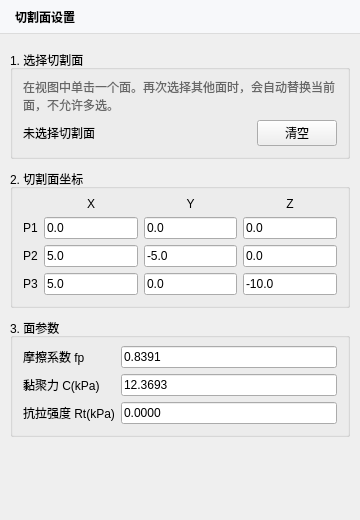
Old version of the form plugins/Base_Slover/CaveBlockPlanePage.ui in the repository asd977/base_cae.
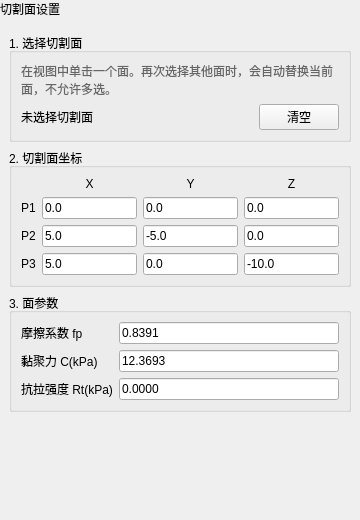
New version of the form.

Patch:
```diff
--- a/plugins/Base_Slover/CaveBlockPlanePage.ui
+++ b/plugins/Base_Slover/CaveBlockPlanePage.ui
@@ -17,9 +17,7 @@
    <property name="bottomMargin"><number>0</number></property>
    <item>
     <widget class="QLabel" name="pageHeaderLabel">
-     <property name="minimumSize"><size><width>0</width><height>34</height></size></property>
      <property name="text"><string>切割面设置</string></property>
-     <property name="styleSheet"><string notr="true">QLabel { padding-left: 12px; font-weight: 600; border-bottom: 1px solid #dcdcdc; background: #f7f8fa; }</string></property>
     </widget>
    </item>
    <item>
@@ -36,19 +34,10 @@
        </rect>
       </property>
       <layout class="QVBoxLayout" name="contentLayout">
-       <property name="leftMargin"><number>10</number></property>
-       <property name="topMargin"><number>10</number></property>
-       <property name="rightMargin"><number>10</number></property>
-       <property name="bottomMargin"><number>10</number></property>
-       <property name="spacing"><number>10</number></property>
        <item>
         <widget class="QGroupBox" name="pickGroupBox">
          <property name="title"><string>1. 选择切割面</string></property>
          <layout class="QVBoxLayout" name="pickLayout">
-          <property name="leftMargin"><number>10</number></property>
-          <property name="topMargin"><number>8</number></property>
-          <property name="rightMargin"><number>10</number></property>
-          <property name="bottomMargin"><number>10</number></property>
           <item>
            <widget class="QLabel" name="pickHintLabel">
             <property name="text"><string>在视图中单击一个面。再次选择其他面时，会自动替换当前面，不允许多选。</string></property>
@@ -72,57 +61,47 @@
             <item>
              <widget class="QPushButton" name="clearFaceBtn">
               <property name="text"><string>清空</string></property>
-             </widget>
+             <property name="minimumSize"><size><width>10</width><height>0</height></size></property></widget>
             </item>
            </layout>
           </item>
-         </layout>
+         <property name="leftMargin"><number>9</number></property><property name="topMargin"><number>9</number></property><property name="rightMargin"><number>9</number></property><property name="bottomMargin"><number>9</number></property><property name="spacing"><number>6</number></property></layout>
         </widget>
        </item>
        <item>
         <widget class="QGroupBox" name="pointGroupBox">
          <property name="title"><string>2. 切割面坐标</string></property>
          <layout class="QGridLayout" name="pointGridLayout">
-          <property name="leftMargin"><number>10</number></property>
-          <property name="topMargin"><number>8</number></property>
-          <property name="rightMargin"><number>10</number></property>
-          <property name="bottomMargin"><number>10</number></property>
-          <property name="horizontalSpacing"><number>6</number></property>
-          <property name="verticalSpacing"><number>6</number></property>
           <item row="0" column="1"><widget class="QLabel" name="labelX"><property name="text"><string>X</string></property><property name="alignment"><set>Qt::AlignCenter</set></property></widget></item>
           <item row="0" column="2"><widget class="QLabel" name="labelY"><property name="text"><string>Y</string></property><property name="alignment"><set>Qt::AlignCenter</set></property></widget></item>
           <item row="0" column="3"><widget class="QLabel" name="labelZ"><property name="text"><string>Z</string></property><property name="alignment"><set>Qt::AlignCenter</set></property></widget></item>
           <item row="1" column="0"><widget class="QLabel" name="labelP1"><property name="text"><string>P1</string></property></widget></item>
-          <item row="1" column="1"><widget class="QLineEdit" name="x1Edit"><property name="text"><string>0.0</string></property></widget></item>
-          <item row="1" column="2"><widget class="QLineEdit" name="y1Edit"><property name="text"><string>0.0</string></property></widget></item>
-          <item row="1" column="3"><widget class="QLineEdit" name="z1Edit"><property name="text"><string>0.0</string></property></widget></item>
+          <item row="1" column="1"><widget class="QLineEdit" name="x1Edit"><property name="text"><string>0.0</string></property><property name="minimumSize"><size><width>10</width><height>0</height></size></property></widget></item>
+          <item row="1" column="2"><widget class="QLineEdit" name="y1Edit"><property name="text"><string>0.0</string></property><property name="minimumSize"><size><width>10</width><height>0</height></size></property></widget></item>
+          <item row="1" column="3"><widget class="QLineEdit" name="z1Edit"><property name="text"><string>0.0</string></property><property name="minimumSize"><size><width>10</width><height>0</height></size></property></widget></item>
           <item row="2" column="0"><widget class="QLabel" name="labelP2"><property name="text"><string>P2</string></property></widget></item>
-          <item row="2" column="1"><widget class="QLineEdit" name="x2Edit"><property name="text"><string>5.0</string></property></widget></item>
-          <item row="2" column="2"><widget class="QLineEdit" name="y2Edit"><property name="text"><string>-5.0</string></property></widget></item>
-          <item row="2" column="3"><widget class="QLineEdit" name="z2Edit"><property name="text"><string>0.0</string></property></widget></item>
+          <item row="2" column="1"><widget class="QLineEdit" name="x2Edit"><property name="text"><string>5.0</string></property><property name="minimumSize"><size><width>10</width><height>0</height></size></property></widget></item>
+          <item row="2" column="2"><widget class="QLineEdit" name="y2Edit"><property name="text"><string>-5.0</string></property><property name="minimumSize"><size><width>10</width><height>0</height></size></property></widget></item>
+          <item row="2" column="3"><widget class="QLineEdit" name="z2Edit"><property name="text"><string>0.0</string></property><property name="minimumSize"><size><width>10</width><height>0</height></size></property></widget></item>
           <item row="3" column="0"><widget class="QLabel" name="labelP3"><property name="text"><string>P3</string></property></widget></item>
-          <item row="3" column="1"><widget class="QLineEdit" name="x3Edit"><property name="text"><string>5.0</string></property></widget></item>
-          <item row="3" column="2"><widget class="QLineEdit" name="y3Edit"><property name="text"><string>0.0</string></property></widget></item>
-          <item row="3" column="3"><widget class="QLineEdit" name="z3Edit"><property name="text"><string>-10.0</string></property></widget></item>
-         </layout>
+          <item row="3" column="1"><widget class="QLineEdit" name="x3Edit"><property name="text"><string>5.0</string></property><property name="minimumSize"><size><width>10</width><height>0</height></size></property></widget></item>
+          <item row="3" column="2"><widget class="QLineEdit" name="y3Edit"><property name="text"><string>0.0</string></property><property name="minimumSize"><size><width>10</width><height>0</height></size></property></widget></item>
+          <item row="3" column="3"><widget class="QLineEdit" name="z3Edit"><property name="text"><string>-10.0</string></property><property name="minimumSize"><size><width>10</width><height>0</height></size></property></widget></item>
+         <property name="leftMargin"><number>9</number></property><property name="topMargin"><number>9</number></property><property name="rightMargin"><number>9</number></property><property name="bottomMargin"><number>9</number></property><property name="horizontalSpacing"><number>6</number></property><property name="verticalSpacing"><number>6</number></property></layout>
         </widget>
        </item>
        <item>
         <widget class="QGroupBox" name="paraGroupBox">
          <property name="title"><string>3. 面参数</string></property>
          <layout class="QFormLayout" name="paraFormLayout">
-          <property name="leftMargin"><number>10</number></property>
-          <property name="topMargin"><number>8</number></property>
-          <property name="rightMargin"><number>10</number></property>
-          <property name="bottomMargin"><number>10</number></property>
           <property name="fieldGrowthPolicy"><enum>QFormLayout::ExpandingFieldsGrow</enum></property>
           <item row="0" column="0"><widget class="QLabel" name="labelFp"><property name="text"><string>摩擦系数 fp</string></property></widget></item>
-          <item row="0" column="1"><widget class="QLineEdit" name="fpEdit"><property name="text"><string>0.8391</string></property></widget></item>
+          <item row="0" column="1"><widget class="QLineEdit" name="fpEdit"><property name="text"><string>0.8391</string></property><property name="minimumSize"><size><width>10</width><height>0</height></size></property></widget></item>
           <item row="1" column="0"><widget class="QLabel" name="labelC"><property name="text"><string>黏聚力 C(kPa)</string></property></widget></item>
-          <item row="1" column="1"><widget class="QLineEdit" name="cEdit"><property name="text"><string>12.3693</string></property></widget></item>
+          <item row="1" column="1"><widget class="QLineEdit" name="cEdit"><property name="text"><string>12.3693</string></property><property name="minimumSize"><size><width>10</width><height>0</height></size></property></widget></item>
           <item row="2" column="0"><widget class="QLabel" name="labelRt"><property name="text"><string>抗拉强度 Rt(kPa)</string></property></widget></item>
-          <item row="2" column="1"><widget class="QLineEdit" name="rtEdit"><property name="text"><string>0.0000</string></property></widget></item>
-         </layout>
+          <item row="2" column="1"><widget class="QLineEdit" name="rtEdit"><property name="text"><string>0.0000</string></property><property name="minimumSize"><size><width>10</width><height>0</height></size></property></widget></item>
+         <property name="leftMargin"><number>9</number></property><property name="topMargin"><number>9</number></property><property name="rightMargin"><number>9</number></property><property name="bottomMargin"><number>9</number></property><property name="spacing"><number>6</number></property></layout>
         </widget>
        </item>
        <item>
@@ -131,11 +110,11 @@
          <property name="sizeHint" stdset="0"><size><width>20</width><height>40</height></size></property>
         </spacer>
        </item>
-      </layout>
+      <property name="leftMargin"><number>9</number></property><property name="topMargin"><number>9</number></property><property name="rightMargin"><number>9</number></property><property name="bottomMargin"><number>9</number></property><property name="spacing"><number>6</number></property></layout>
      </widget>
     </widget>
    </item>
-  </layout>
+  <property name="leftMargin"><number>0</number></property><property name="topMargin"><number>0</number></property><property name="rightMargin"><number>0</number></property><property name="bottomMargin"><number>0</number></property><property name="spacing"><number>6</number></property></layout>
  </widget>
  <resources/>
  <connections/>
```
Left out of the diff: 10 changed lines with no effect on the pictures.
